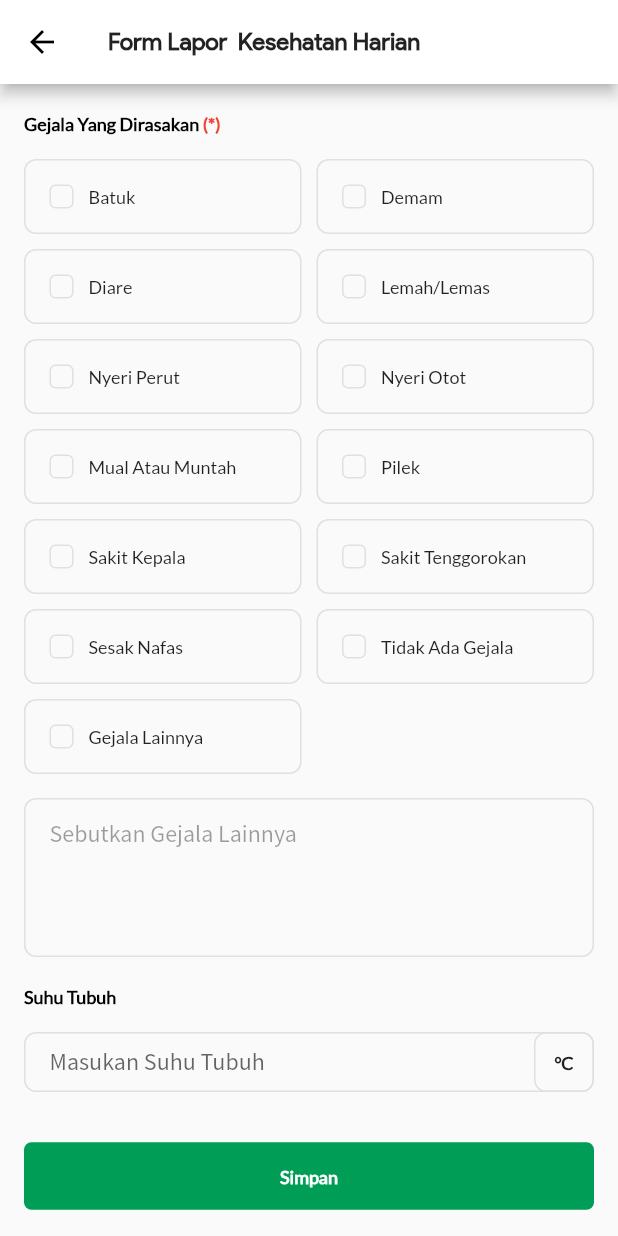
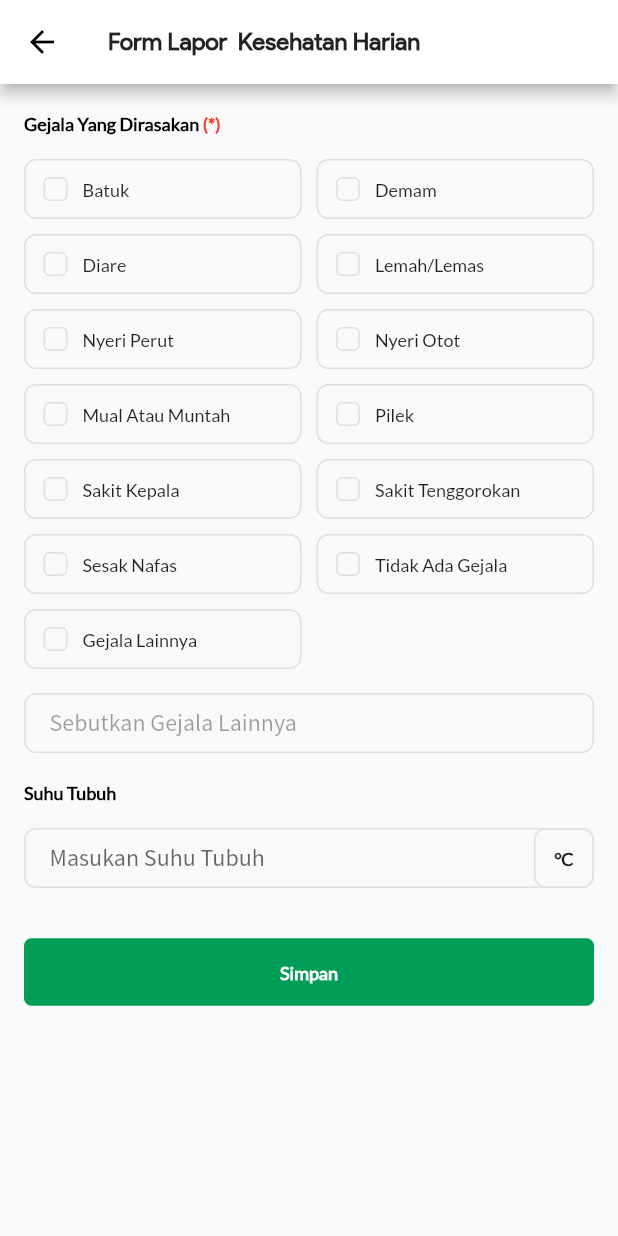
Before and after one commit to jabardigitalservice/pikobar-flutter, a Flutter app: the SelfReportFormScreen screen opened directly with empty values, on a phone screen of 412 x 824 dp. Run offline on Flutter 3.47's test engine with Material 2 defaults, Android fonts, the phone set to English and light mode, and no system bars; our stand-ins replace bloc, bubble_tab_indicator, cached_network_image, carousel_slider, cloud_firestore, device_info and 29 more; missing offline and left inert: app_settings, apple_sign_in, bottom_navigation_badge, esys_flutter_share, firebase_in_app_messaging, flutter_cupertino_date_picker and 7 more; accounts and stored records are empty.

Commit message:
Improve self report form screen & grouped check box component

```diff
--- a/lib/components/GroupedCheckBox.dart
+++ b/lib/components/GroupedCheckBox.dart
@@ -70,8 +70,15 @@ class GroupedCheckBox extends StatefulWidget {
 
   /// If non-null, require the item to have this height.
   ///
-  /// If null, the item will pick a size based on children's size calculations.
+  /// Defaults to 40.0.
   final double itemHeight;
+
+  /// The borderRadius specifies offsets in terms of visual corners
+  ///
+  /// If non-null, the corners of this box are rounded by this BorderRadiusGeometry value.
+  ///
+  /// If null, it is interpreted as [BorderRadius.zero].
+  final BorderRadiusGeometry borderRadius;
 
   /// The style to use for the labels.
   final TextStyle textStyle;
@@ -138,6 +145,7 @@ class GroupedCheckBox extends StatefulWidget {
       this.itemSpacing = 0.0,
       this.itemWidth,
       this.itemHeight,
+      this.borderRadius,
       this.wrapDirection = Axis.horizontal,
       this.wrapAlignment = WrapAlignment.start,
       this.wrapSpacing = 0.0,
@@ -212,16 +220,17 @@ class _GroupedCheckBoxState extends State<GroupedCheckBox> {
           : widget.orientation == CheckboxOrientation.HORIZONTAL
               ? MediaQuery.of(context).size.width / 2.5
               : null,
-      height: widget.itemHeight,
+      height: widget.itemHeight ?? 40.0,
       decoration: BoxDecoration(
-          borderRadius: BorderRadius.all(Radius.circular(8.0)),
+          borderRadius: widget.borderRadius,
           border: Border.all(
             color: selectedItems.contains(widget.itemValueList[index])
                 ? widget.activeColor
                 : widget.color,
           )),
-      child: MaterialButton(
-        onPressed: () {
+      child: InkWell(
+        borderRadius: widget.borderRadius,
+        onTap: () {
           if (selectedItems.contains(widget.itemValueList[index])) {
             selectedItems.remove(widget.itemValueList[index]);
           } else {
@@ -230,6 +239,8 @@ class _GroupedCheckBoxState extends State<GroupedCheckBox> {
           setState(() {});
           widget.onChanged(selectedItems);
         },
+        child: Padding(
+          padding: EdgeInsets.symmetric(horizontal: 12.0),
           child: Row(
             children: <Widget>[
               Container(
@@ -258,6 +269,7 @@ class _GroupedCheckBoxState extends State<GroupedCheckBox> {
             ],
           ),
         ),
+      ),
     );
   }
 }
--- a/lib/screens/selfReport/SelfReportFormScreen.dart
+++ b/lib/screens/selfReport/SelfReportFormScreen.dart
@@ -127,6 +127,8 @@ class _SelfReportFormScreenState extends State<SelfReportFormScreen> {
                   buildLabel(text: Dictionary.selfReportQuestion2),
                   SizedBox(height: Dimens.padding),
                   GroupedCheckBox(
+                    itemHeight: 40.0,
+                    borderRadius: BorderRadius.circular(8.0),
                     color: ColorBase.menuBorderColor,
                     activeColor: ColorBase.green,
                     itemLabelList: _allItemList,
@@ -149,6 +151,7 @@ class _SelfReportFormScreenState extends State<SelfReportFormScreen> {
                   ),
                   SizedBox(height: Dimens.padding),
                   Container(
+                    height: 40.0,
                     decoration: BoxDecoration(
                         border: Border.all(
                             color: _isOtherIndicationEmpty
@@ -159,8 +162,7 @@ class _SelfReportFormScreenState extends State<SelfReportFormScreen> {
                     child: TextField(
                       controller: _otherIndicationsController,
                       enabled: _isOtherIndication,
-                      minLines: 4,
-                      maxLines: 5,
+                      maxLines: 1,
                       decoration: InputDecoration(
                           border: InputBorder.none,
                           hintText: Dictionary.tellOtherIndication),
```
Lines whose indentation alone changed are shown as unchanged.
